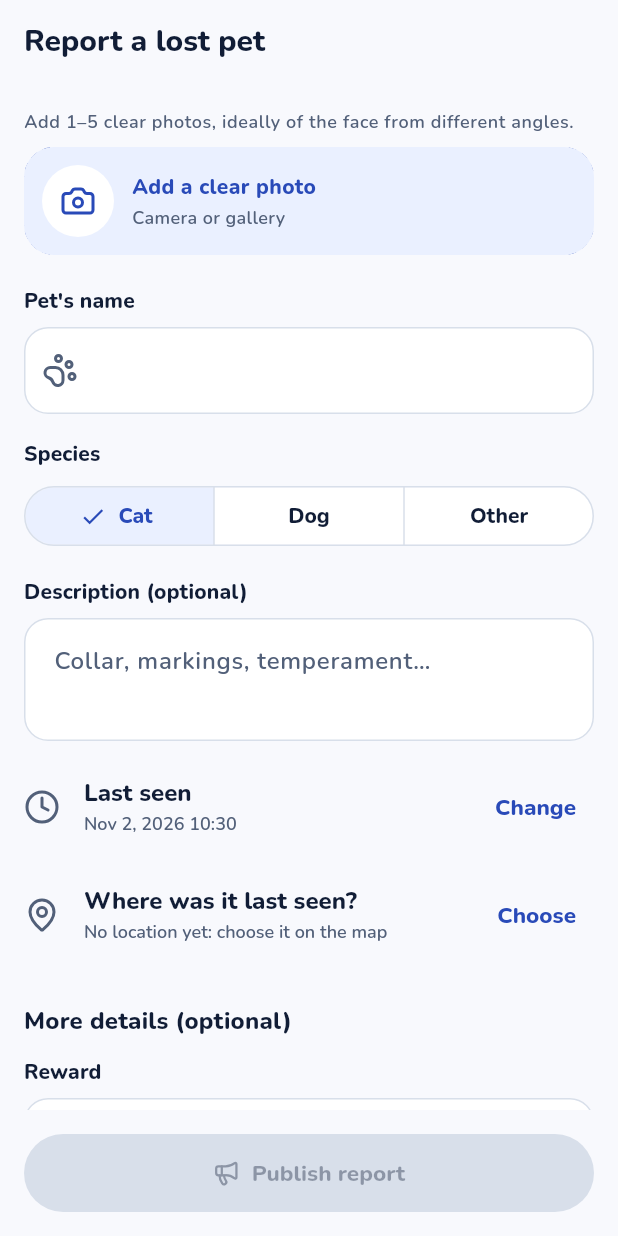
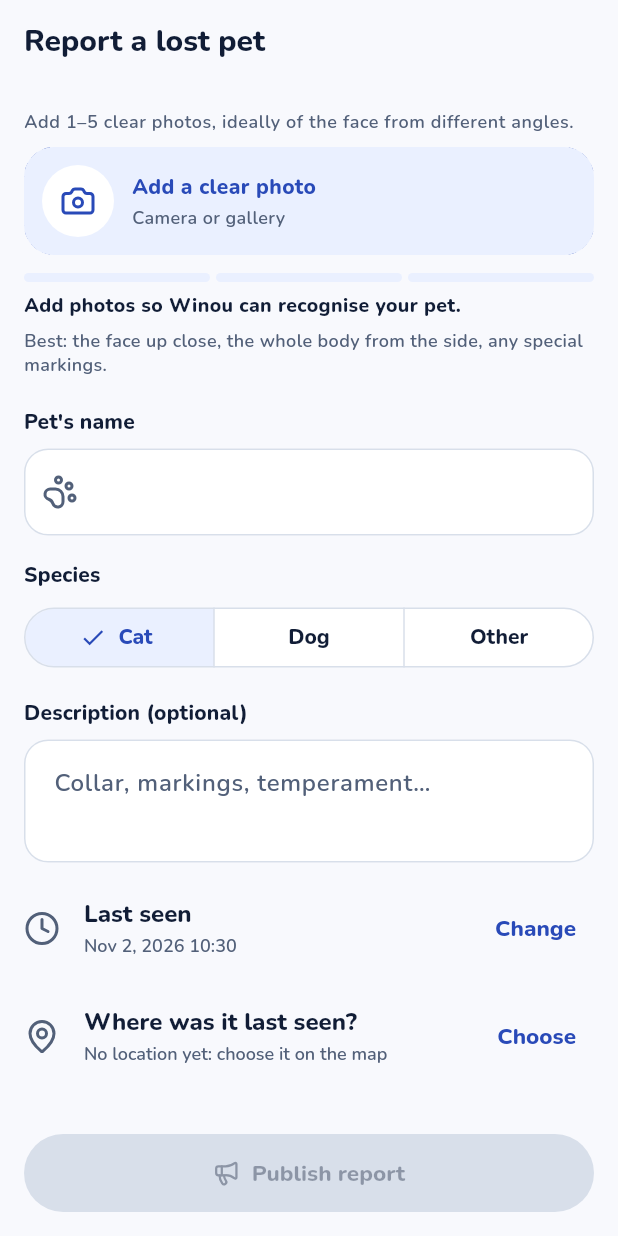
Before and after one commit to jassernoomani/Winou, a Flutter app: the LostReportCreateScreen screen opened by its route, on a phone screen of 412 x 824 dp. Run offline on Flutter 3.47's test engine with Material 3 defaults, Android fonts, the light colour scheme and no system bars; our stand-ins replace connectivity_plus, dio, firebase_core, firebase_messaging, flutter_map, flutter_riverpod and 10 more; missing offline and left inert: exif; accounts and stored records are empty; statements that could not run were skipped.

Commit message:
Better photos for matching, and re-matching made visible
- Photo strength meter under the photos of the pet and lost report forms:
  counts the photos that show the animal (the photo check), says what would
  help (face up close, side view, markings).
- My pets: a nudge when a pet has fewer than three photos.
- A new photo on an open report is matched against every sighting since the
  pet went missing (it already was): tests prove it, and the app now says so
  after photos are added.

```diff
--- a/mobile/lib/l10n/app_ar.arb
+++ b/mobile/lib/l10n/app_ar.arb
@@ -565,5 +565,12 @@
   "handoverTipProof": "المالك: أحضر صورًا قديمة أو دفتر التطعيم.",
   "handoverTipNoPay": "لا تدفع أي شيء قبل رؤية الحيوان. المكافأة تُعطى عند التسليم.",
   "warningPayment": "انتبه: لا تدفع أبدًا قبل رؤية حيوانك. المكافأة تُعطى عند التسليم.",
-  "warningLink": "احذر من الروابط: Winou لا يطلب منك أبدًا الدفع أو تسجيل الدخول عبر رابط."
+  "warningLink": "احذر من الروابط: Winou لا يطلب منك أبدًا الدفع أو تسجيل الدخول عبر رابط.",
+  "strengthNone": "أضف صورًا ليتعرّف Winou على حيوانك.",
+  "strengthWeak": "صورة واحدة: المطابقة تعمل، وزوايا أخرى تحسّنها كثيرًا.",
+  "strengthFair": "بداية جيدة. أضف زاوية أخرى أو علاماته المميزة.",
+  "strengthStrong": "ممتاز: يستطيع Winou التعرّف على حيوانك من زوايا مختلفة.",
+  "strengthTips": "الأفضل: الوجه عن قرب، الجسم كاملًا من الجانب، وأي علامات مميزة.",
+  "morePhotosHint": "أضف صورًا أكثر لمطابقة أفضل",
+  "rematchingSince": "تتم مقارنة الصور الجديدة بكل المشاهدات منذ {date}."
 }
--- a/mobile/lib/l10n/app_en.arb
+++ b/mobile/lib/l10n/app_en.arb
@@ -1235,5 +1235,19 @@
   "handoverTipProof": "Owner: bring older photos or the vet booklet.",
   "handoverTipNoPay": "Never pay anything before you see the pet. A reward is given at the handover.",
   "warningPayment": "Careful: never pay before you see your pet. Rewards are given at the handover.",
-  "warningLink": "Careful with links: Winou never asks you to pay or sign in through one."
+  "warningLink": "Careful with links: Winou never asks you to pay or sign in through one.",
+  "strengthNone": "Add photos so Winou can recognise your pet.",
+  "strengthWeak": "1 photo: matching works, more angles make it much better.",
+  "strengthFair": "Good start. Add another angle or its markings.",
+  "strengthStrong": "Strong: Winou can recognise your pet from different angles.",
+  "strengthTips": "Best: the face up close, the whole body from the side, any special markings.",
+  "morePhotosHint": "Add more photos for better matching",
+  "rematchingSince": "The new photos are being compared with every sighting since {date}.",
+  "@rematchingSince": {
+    "placeholders": {
+      "date": {
+        "type": "String"
+      }
+    }
+  }
 }
--- a/mobile/lib/l10n/app_fr.arb
+++ b/mobile/lib/l10n/app_fr.arb
@@ -565,5 +565,12 @@
   "handoverTipProof": "Propriétaire : apportez d'anciennes photos ou le carnet de santé.",
   "handoverTipNoPay": "Ne payez jamais rien avant de voir l'animal. Une récompense se donne à la remise.",
   "warningPayment": "Attention : ne payez jamais avant d'avoir vu votre animal. La récompense se donne à la remise.",
-  "warningLink": "Prudence avec les liens : Winou ne vous demande jamais de payer ou de vous connecter par un lien."
+  "warningLink": "Prudence avec les liens : Winou ne vous demande jamais de payer ou de vous connecter par un lien.",
+  "strengthNone": "Ajoutez des photos pour que Winou reconnaisse votre animal.",
+  "strengthWeak": "1 photo : la recherche fonctionne, d'autres angles l'améliorent beaucoup.",
+  "strengthFair": "Bon début. Ajoutez un autre angle ou ses marques.",
+  "strengthStrong": "Excellent : Winou peut reconnaître votre animal sous plusieurs angles.",
+  "strengthTips": "Idéal : le visage de près, le corps entier de profil, ses marques particulières.",
+  "morePhotosHint": "Ajoutez des photos pour une meilleure recherche",
+  "rematchingSince": "Les nouvelles photos sont comparées à tous les signalements depuis le {date}."
 }
--- a/mobile/lib/l10n/app_localizations.dart
+++ b/mobile/lib/l10n/app_localizations.dart
@@ -3488,6 +3488,48 @@ abstract class AppLocalizations {
   /// In en, this message translates to:
   /// **'Careful with links: Winou never asks you to pay or sign in through one.'**
   String get warningLink;
+
+  /// No description provided for @strengthNone.
+  ///
+  /// In en, this message translates to:
+  /// **'Add photos so Winou can recognise your pet.'**
+  String get strengthNone;
+
+  /// No description provided for @strengthWeak.
+  ///
+  /// In en, this message translates to:
+  /// **'1 photo: matching works, more angles make it much better.'**
+  String get strengthWeak;
+
+  /// No description provided for @strengthFair.
+  ///
+  /// In en, this message translates to:
+  /// **'Good start. Add another angle or its markings.'**
+  String get strengthFair;
+
+  /// No description provided for @strengthStrong.
+  ///
+  /// In en, this message translates to:
+  /// **'Strong: Winou can recognise your pet from different angles.'**
+  String get strengthStrong;
+
+  /// No description provided for @strengthTips.
+  ///
+  /// In en, this message translates to:
+  /// **'Best: the face up close, the whole body from the side, any special markings.'**
+  String get strengthTips;
+
+  /// No description provided for @morePhotosHint.
+  ///
+  /// In en, this message translates to:
+  /// **'Add more photos for better matching'**
+  String get morePhotosHint;
+
+  /// No description provided for @rematchingSince.
+  ///
+  /// In en, this message translates to:
+  /// **'The new photos are being compared with every sighting since {date}.'**
+  String rematchingSince(String date);
 }
 
 class _AppLocalizationsDelegate extends LocalizationsDelegate<AppLocalizations> {
--- a/mobile/lib/l10n/app_localizations_en.dart
+++ b/mobile/lib/l10n/app_localizations_en.dart
@@ -1975,4 +1975,27 @@ class AppLocalizationsEn extends AppLocalizations {
 
   @override
   String get warningLink => 'Careful with links: Winou never asks you to pay or sign in through one.';
+
+  @override
+  String get strengthNone => 'Add photos so Winou can recognise your pet.';
+
+  @override
+  String get strengthWeak => '1 photo: matching works, more angles make it much better.';
+
+  @override
+  String get strengthFair => 'Good start. Add another angle or its markings.';
+
+  @override
+  String get strengthStrong => 'Strong: Winou can recognise your pet from different angles.';
+
+  @override
+  String get strengthTips => 'Best: the face up close, the whole body from the side, any special markings.';
+
+  @override
+  String get morePhotosHint => 'Add more photos for better matching';
+
+  @override
+  String rematchingSince(String date) {
+    return 'The new photos are being compared with every sighting since $date.';
+  }
 }
--- a/mobile/lib/l10n/app_localizations_fr.dart
+++ b/mobile/lib/l10n/app_localizations_fr.dart
@@ -1991,4 +1991,27 @@ class AppLocalizationsFr extends AppLocalizations {
   @override
   String get warningLink =>
       'Prudence avec les liens : Winou ne vous demande jamais de payer ou de vous connecter par un lien.';
+
+  @override
+  String get strengthNone => 'Ajoutez des photos pour que Winou reconnaisse votre animal.';
+
+  @override
+  String get strengthWeak => '1 photo : la recherche fonctionne, d\'autres angles l\'améliorent beaucoup.';
+
+  @override
+  String get strengthFair => 'Bon début. Ajoutez un autre angle ou ses marques.';
+
+  @override
+  String get strengthStrong => 'Excellent : Winou peut reconnaître votre animal sous plusieurs angles.';
+
+  @override
+  String get strengthTips => 'Idéal : le visage de près, le corps entier de profil, ses marques particulières.';
+
+  @override
+  String get morePhotosHint => 'Ajoutez des photos pour une meilleure recherche';
+
+  @override
+  String rematchingSince(String date) {
+    return 'Les nouvelles photos sont comparées à tous les signalements depuis le $date.';
+  }
 }
--- a/mobile/lib/pets/pet_form_screen.dart
+++ b/mobile/lib/pets/pet_form_screen.dart
@@ -148,6 +148,8 @@ class _PetFormScreenState extends ConsumerState<PetFormScreen> {
                   species: _species,
                   onChanged: (p) => setState(() => _photos = p),
                 ),
+              const SizedBox(height: 12),
+              MatchStrength(usablePhotos(ref, _kept.length, _photos)),
               const SizedBox(height: 20),
               FieldLabel(l10n.petName),
               TextFormField(
--- a/mobile/lib/reports/lost_report_create_screen.dart
+++ b/mobile/lib/reports/lost_report_create_screen.dart
@@ -116,6 +116,12 @@ class _LostReportCreateScreenState extends ConsumerState<LostReportCreateScreen>
         ..invalidate(lostReportProvider(id))
         ..invalidate(myLostReportsProvider);
       if (!mounted) return;
+      if (_editing && _photos.isNotEmpty && widget.editing!.status == ReportStatus.open) {
+        // New photos of an open case are matched against everything seen since it went missing
+        ScaffoldMessenger.of(context).showSnackBar(
+          SnackBar(content: Text(context.l10n.rematchingSince(formatDate(context, widget.editing!.lastSeenAt)))),
+        );
+      }
       _editing ? context.pop() : context.pop('/lost/$id'); // a new report opens next
     } catch (e) {
       if (mounted) {
@@ -152,6 +158,8 @@ class _LostReportCreateScreenState extends ConsumerState<LostReportCreateScreen>
                   species: _species,
                   onChanged: (p) => setState(() => _photos = p),
                 ),
+              const SizedBox(height: 12),
+              MatchStrength(usablePhotos(ref, _kept.length, _photos)),
               const SizedBox(height: 20),
               FieldLabel(l10n.petName),
               TextFormField(
--- a/mobile/lib/widgets/common.dart
+++ b/mobile/lib/widgets/common.dart
@@ -34,6 +34,8 @@ String statusLabel(AppLocalizations l10n, ReportStatus status) => switch (status
 
 String formatDateTime(BuildContext context, DateTime date) =>
     DateFormat.yMMMd(dateLocale(context)).add_Hm().format(date);
+
+String formatDate(BuildContext context, DateTime date) => DateFormat.yMMMd(dateLocale(context)).format(date);
 
 /// The locale for dates. Arabic uses the Maghreb month names (جانفي, أفريل...), as in Tunisia,
 /// with Western digits.
--- a/mobile/lib/widgets/photo_upload.dart
+++ b/mobile/lib/widgets/photo_upload.dart
@@ -455,3 +455,58 @@ Future<DateTime?> pickDateTime(BuildContext context, DateTime initial) async {
   final picked = DateTime(date.year, date.month, date.day, time.hour, time.minute);
   return picked.isAfter(now) ? now : picked;
 }
+
+/// How many usable photos there are of the animal, and what would help: more angles make matching
+/// much better. [count] counts the photos that show an animal (see [usablePhotos]).
+class MatchStrength extends StatelessWidget {
+  const MatchStrength(this.count, {super.key});
+
+  final int count;
+
+  @override
+  Widget build(BuildContext context) {
+    final l10n = context.l10n;
+    final tokens = context.tokens;
+    final (level, text) = switch (count) {
+      0 => (0, l10n.strengthNone),
+      1 => (1, l10n.strengthWeak),
+      2 => (2, l10n.strengthFair),
+      _ => (3, l10n.strengthStrong),
+    };
+    final color = level >= 3 ? Brand.green : Brand.amber;
+    return Semantics(
+      container: true,
+      label: text,
+      excludeSemantics: true,
+      child: Column(
+        crossAxisAlignment: CrossAxisAlignment.start,
+        spacing: 6,
+        children: [
+          Row(
+            spacing: 4,
+            children: [
+              for (var i = 0; i < 3; i++)
+                Expanded(
+                  child: AnimatedContainer(
+                    duration: const Duration(milliseconds: 300),
+                    height: 6,
+                    decoration: BoxDecoration(
+                      color: i < level ? color : tokens.tonal,
+                      borderRadius: BorderRadius.circular(3),
+                    ),
+                  ),
+                ),
+            ],
+          ),
+          Text(text, style: const TextStyle(fontSize: 13, fontWeight: FontWeight.w700)),
+          if (level < 3) Text(l10n.strengthTips, style: TextStyle(fontSize: 12, height: 1.35, color: tokens.muted)),
+        ],
+      ),
+    );
+  }
+}
+
+/// Photos that may show the animal: every one already saved, and the new ones unless their check
+/// found no animal (a check still running counts).
+int usablePhotos(WidgetRef ref, int saved, List<PickedPhoto> added) =>
+    saved + added.where((p) => ref.watch(photoVerdictProvider(p.file.path)).value?.noAnimal != true).length;
```
Also changed, not shown: mobile/lib/l10n/app_localizations_ar.dart (+23 -0 lines), mobile/lib/pets/pets_tab.dart (+10 -1 lines), 3 other files.
